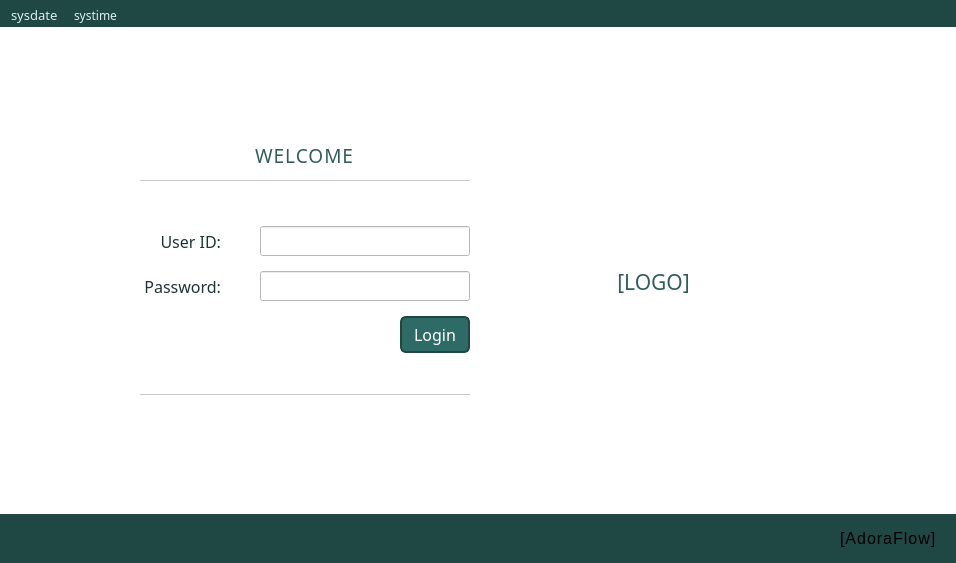
Old version of the form ui/LoginPage.ui in the repository karlito20/AdoraFlowProject.
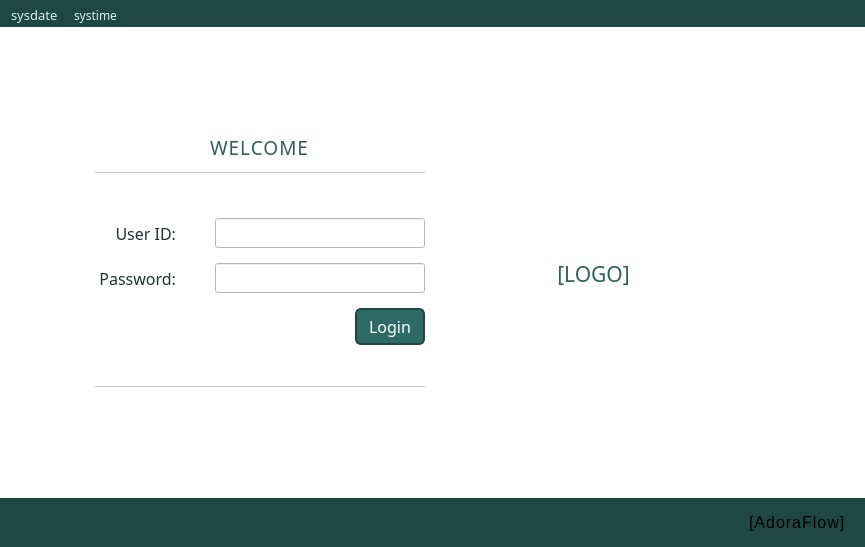
New version of the form. Icons and pictures are not drawn.

The edit to the form file:
```diff
--- a/ui/LoginPage.ui
+++ b/ui/LoginPage.ui
@@ -6,8 +6,8 @@
    <rect>
     <x>0</x>
     <y>0</y>
-    <width>956</width>
-    <height>563</height>
+    <width>865</width>
+    <height>547</height>
    </rect>
   </property>
   <property name="sizePolicy">
```
